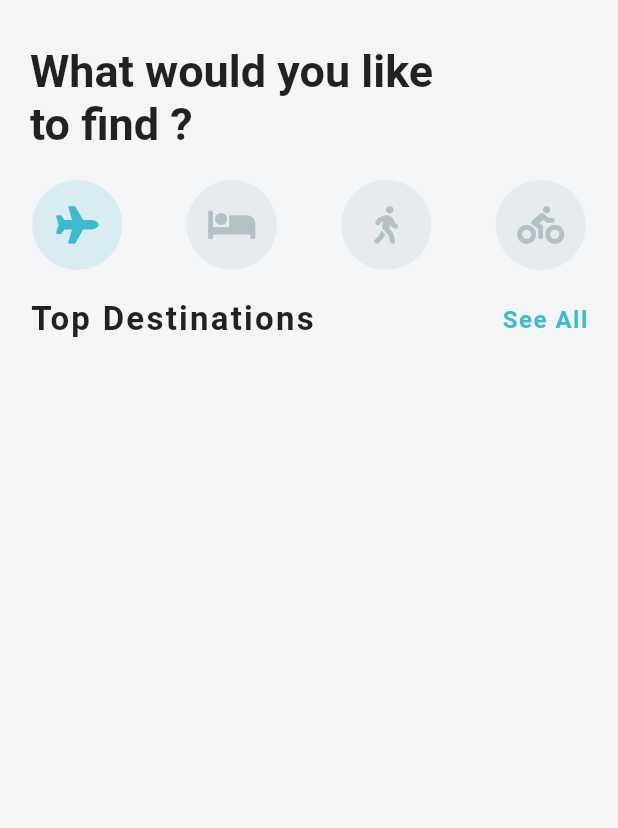
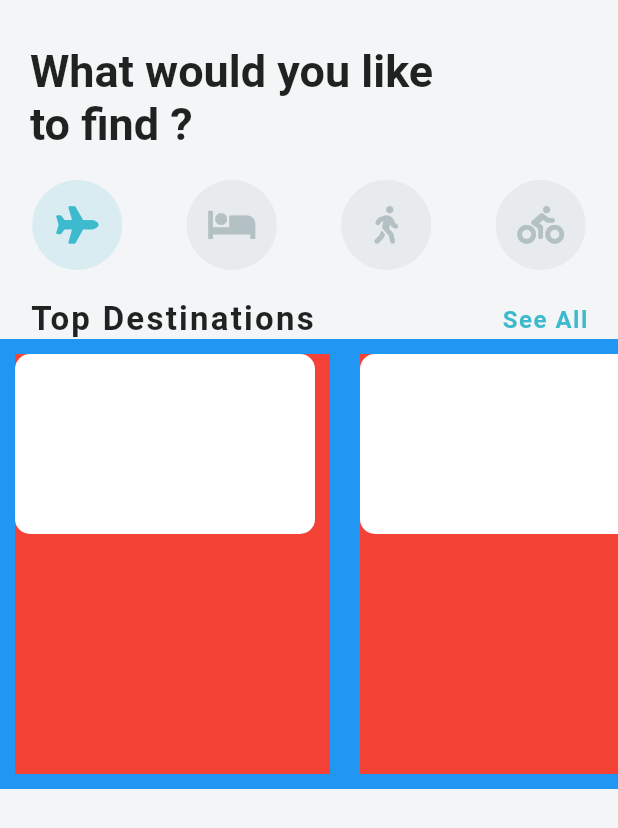
Before and after one commit to DaminduSandaruwan/Travel_UI, a Flutter app: the screen it shows after launch, on a phone screen of 412 x 824 dp. Shown: the top 828 px of the screen. Run offline on Flutter 3.47's test engine with Material 2 defaults, Android fonts, the phone set to English and light mode, and no system bars; our stand-ins replace font_awesome_flutter.

Commit message:
add containers

```diff
--- a/lib/main.dart
+++ b/lib/main.dart
@@ -15,7 +15,7 @@ class MyApp extends StatelessWidget {
         accentColor: Color(0xFFD8ECF1),
         scaffoldBackgroundColor: Color(0xFFF3F5F7),
       ),
-      home: HomeScreen()
+      home: HomeScreen(),
     );
   }
 }
--- a/lib/widgets/destination_carosel.dart
+++ b/lib/widgets/destination_carosel.dart
@@ -1,4 +1,5 @@
 import 'package:flutter/material.dart';
+import 'package:travel_place/models/destination_model.dart';
 
 class DestinationCarosel extends StatelessWidget {
   @override
@@ -18,7 +19,11 @@ class DestinationCarosel extends StatelessWidget {
                   letterSpacing:1.5,
                 ),
               ),
-              Text(
+              GestureDetector(
+                onTap: (){
+                  print("See All");
+                },
+                child: Text(
                   'See All',
                   style: TextStyle(
                     color: Theme.of(context).primaryColor,
@@ -27,7 +32,36 @@ class DestinationCarosel extends StatelessWidget {
                     letterSpacing: 1.0,
                   ),
                 ),
+              ),
             ],
+          ),
+        ),
+        Container(
+          height: 300.0,
+          color: Colors.blue,
+          child: ListView.builder(
+            scrollDirection: Axis.horizontal,
+            itemCount: destinations.length,
+            itemBuilder :(BuildContext context, int index){
+              Destination destination = destinations[index];
+              return Container(
+                margin: EdgeInsets.all(10),
+                width: 210.0,
+                color: Colors.red,
+                child: Stack(
+                  children: <Widget>[
+                    Container(
+                      height: 120.0,
+                      width: 200.0,
+                      decoration: BoxDecoration(
+                        color: Colors.white,
+                        borderRadius: BorderRadius.circular(10),
+                      ),
+                    ),
+                  ],
+                ),
+              );
+            }
           ),
         ),
       ],
```
Lines whose indentation alone changed are shown as unchanged.
